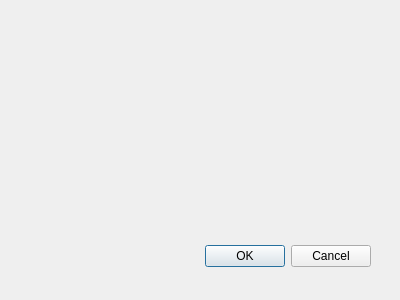
Above: preferences.ui from aliakseis/webrtc-ui before the change. Below: the same form after it.
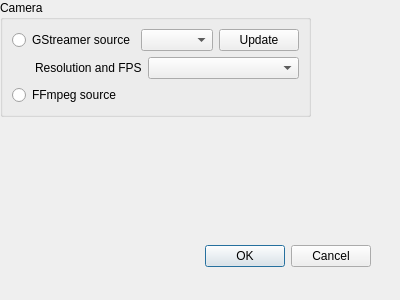
That is the form after the change.

The edit to the form file:
```diff
--- a/preferences.ui
+++ b/preferences.ui
@@ -15,6 +15,154 @@
   <property name="windowTitle">
    <string>Dialog</string>
   </property>
+
+
+
+
+
+
+
+
+
+
+   <widget class="QWidget" name="layoutWidget">
+    <layout class="QHBoxLayout" name="horizontalLayout_4" stretch="0,0">
+     <property name="spacing">
+      <number>0</number>
+     </property>
+     <item>
+      <widget class="QGroupBox" name="groupBox_camera">
+       <property name="sizePolicy">
+        <sizepolicy hsizetype="Maximum" vsizetype="MinimumExpanding">
+         <horstretch>0</horstretch>
+         <verstretch>0</verstretch>
+        </sizepolicy>
+       </property>
+       <property name="title">
+        <string>Camera</string>
+       </property>
+       <layout class="QGridLayout" name="gridLayout_4">
+
+        <item row="1" column="0">
+           <widget class="QRadioButton" name="gstreamerSource">
+            <!--property name="sizePolicy">
+             <sizepolicy hsizetype="Fixed" vsizetype="Preferred">
+              <horstretch>0</horstretch>
+              <verstretch>0</verstretch>
+             </sizepolicy>
+            </property-->
+            <property name="text">
+             <string>GStreamer source</string>
+            </property>
+           </widget>
+          </item>
+
+
+        <item row="1" column="1">
+         <layout class="QHBoxLayout" name="horizontalLayout_2">
+          <item>
+           <widget class="QComboBox" name="comboBox_camera">
+            <property name="sizePolicy">
+             <sizepolicy hsizetype="Minimum" vsizetype="Fixed">
+              <horstretch>0</horstretch>
+              <verstretch>0</verstretch>
+             </sizepolicy>
+            </property>
+           </widget>
+          </item>
+          <item>
+           <widget class="QPushButton" name="pushButton_update_camera_list">
+            <property name="sizePolicy">
+             <sizepolicy hsizetype="Maximum" vsizetype="Fixed">
+              <horstretch>0</horstretch>
+              <verstretch>0</verstretch>
+             </sizepolicy>
+            </property>
+            <property name="toolTip">
+             <string>
+                     Click to update the list of available
+                     cameras. Useful if connection and USB camera
+                   </string>
+            </property>
+            <property name="text">
+             <string>Update</string>
+            </property>
+           </widget>
+          </item>
+         </layout>
+        </item>
+        <item row="2" column="0" colspan="2">
+         <layout class="QHBoxLayout" name="verticalLayout_9">
+          <item>
+           <widget class="QLabel" name="label_camera">
+            <property name="sizePolicy">
+             <sizepolicy hsizetype="Fixed" vsizetype="Preferred">
+              <horstretch>0</horstretch>
+              <verstretch>0</verstretch>
+             </sizepolicy>
+            </property>
+            <property name="text">
+             <string/>
+            </property>
+           </widget>
+          </item>
+
+      <item>
+       <spacer name="horizontalSpacer">
+        <property name="orientation">
+         <enum>Qt::Horizontal</enum>
+        </property>
+        <property name="sizeType">
+         <enum>QSizePolicy::Minimum</enum>
+        </property>
+        <property name="sizeHint" stdset="0">
+         <size>
+          <width>10</width>
+          <height>20</height>
+         </size>
+        </property>
+       </spacer>
+      </item>
+
+          <item>
+           <widget class="QLabel" name="label_8">
+            <property name="sizePolicy">
+             <sizepolicy hsizetype="Fixed" vsizetype="Preferred">
+              <horstretch>0</horstretch>
+              <verstretch>0</verstretch>
+             </sizepolicy>
+            </property>
+            <property name="text">
+             <string>Resolution and FPS</string>
+            </property>
+           </widget>
+          </item>
+          <item>
+           <widget class="QComboBox" name="comboBox_camera_res"/>
+          </item>
+         </layout>
+        </item>
+
+        <item row="3" column="0">
+           <widget class="QRadioButton" name="ffmpegSource">
+            <property name="text">
+             <string>FFmpeg source</string>
+            </property>
+           </widget>
+          </item>
+
+
+
+
+</layout>
+
+</widget>
+
+</item>
+
+</layout>
+</widget>
+
   <widget class="QDialogButtonBox" name="buttonBox">
    <property name="geometry">
     <rect>
```
Left out of the diff: 2 changed lines with no effect on the pictures.
